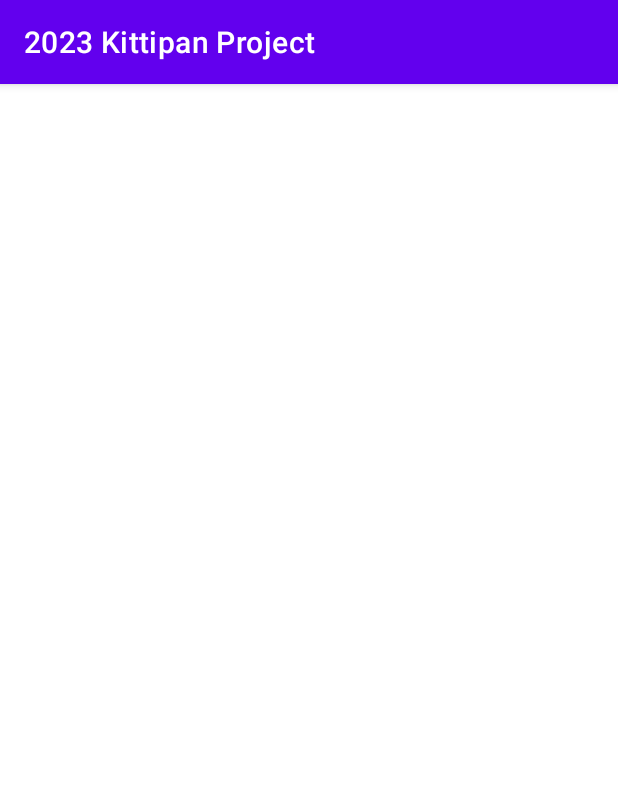
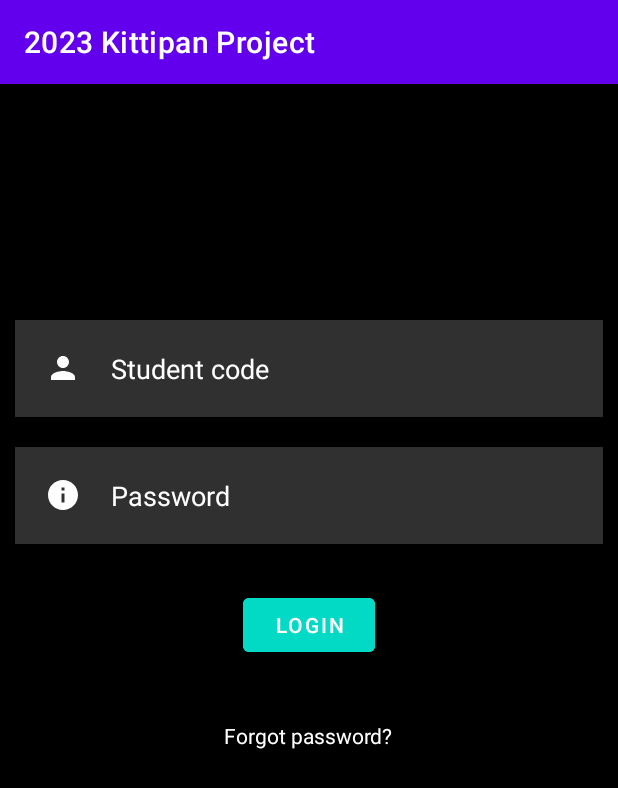
Before and after one commit to Sest0boy/project1, an Android app: the Inforlogin screen opened directly, with no data from a screen before it, on a phone screen of 412 x 824 dp. Shown: the top 788 px of the screen. Run offline under Robolectric (Android 15) with nearby library versions, the phone set to English and light mode, and no system bars.

Commit message:
Project_one

```diff
--- a/app/src/main/AndroidManifest.xml
+++ b/app/src/main/AndroidManifest.xml
@@ -12,6 +12,13 @@
         android:supportsRtl="true"
         android:theme="@style/Theme.Projectt"
         tools:targetApi="31">
+        <activity
+            android:name=".InformationMain"
+            android:exported="false">
+            <meta-data
+                android:name="android.app.lib_name"
+                android:value="" />
+        </activity>
         <activity
             android:name=".Inforlogin"
             android:exported="false">
--- a/app/src/main/java/com/example/projectt/Inforlogin.java
+++ b/app/src/main/java/com/example/projectt/Inforlogin.java
@@ -3,6 +3,11 @@ package com.example.projectt;
 import androidx.appcompat.app.AppCompatActivity;
 
 import android.os.Bundle;
+import android.view.View;
+import android.widget.TextView;
+import android.widget.Toast;
+
+import com.google.android.material.button.MaterialButton;
 
 public class Inforlogin extends AppCompatActivity {
 
@@ -10,5 +15,24 @@ public class Inforlogin extends AppCompatActivity {
     protected void onCreate(Bundle savedInstanceState) {
         super.onCreate(savedInstanceState);
         setContentView(R.layout.activity_inforlogin);
+
+        TextView username =(TextView) findViewById(R.id.username);
+        TextView password =(TextView) findViewById(R.id.password);
+
+        MaterialButton loginbtn = (MaterialButton) findViewById(R.id.loginbtn);
+
+        //admin and admin
+
+        loginbtn.setOnClickListener(new View.OnClickListener() {
+            @Override
+            public void onClick(View v) {
+                if(username.getText().toString().equals("admin") && password.getText().toString().equals("admin")){
+                    //correct
+                    Toast.makeText(Inforlogin.this,"LOGIN SUCCESSFUL",Toast.LENGTH_SHORT).show();
+                }else
+                    //incorrect
+                    Toast.makeText(Inforlogin.this,"LOGIN FAILED !!!",Toast.LENGTH_SHORT).show();
+            }
+        });
     }
 }
--- /dev/null
+++ b/app/src/main/java/com/example/projectt/InformationMain.java
@@ -0,0 +1,14 @@
+package com.example.projectt;
+
+import androidx.appcompat.app.AppCompatActivity;
+
+import android.os.Bundle;
+
+public class InformationMain extends AppCompatActivity {
+
+    @Override
+    protected void onCreate(Bundle savedInstanceState) {
+        super.onCreate(savedInstanceState);
+        setContentView(R.layout.activity_information_main);
+    }
+}
--- /dev/null
+++ b/app/src/main/res/drawable/ic_baseline_info_24.xml
@@ -0,0 +1,5 @@
+<vector android:height="24dp" android:tint="#FFFFFF"
+    android:viewportHeight="24" android:viewportWidth="24"
+    android:width="24dp" xmlns:android="http://schemas.android.com/apk/res/android">
+    <path android:fillColor="@android:color/white" android:pathData="M12,2C6.48,2 2,6.48 2,12s4.48,10 10,10 10,-4.48 10,-10S17.52,2 12,2zM13,17h-2v-6h2v6zM13,9h-2L11,7h2v2z"/>
+</vector>
--- a/app/src/main/res/layout/activity_inforlogin.xml
+++ b/app/src/main/res/layout/activity_inforlogin.xml
@@ -1,9 +1,74 @@
 <?xml version="1.0" encoding="utf-8"?>
-<androidx.constraintlayout.widget.ConstraintLayout xmlns:android="http://schemas.android.com/apk/res/android"
+<RelativeLayout xmlns:android="http://schemas.android.com/apk/res/android"
     xmlns:app="http://schemas.android.com/apk/res-auto"
     xmlns:tools="http://schemas.android.com/tools"
     android:layout_width="match_parent"
     android:layout_height="match_parent"
+    android:background="@color/black"
     tools:context=".Inforlogin">
 
-</androidx.constraintlayout.widget.ConstraintLayout>
+    <TextView
+        android:layout_width="match_parent"
+        android:layout_height="wrap_content"
+        android:id="@+id/signin"
+        android:text="Sign in"
+        android:textColor="@color/black"
+        android:textSize="35dp"
+        android:textStyle="bold"
+        android:layout_margin="50dp"
+        android:gravity="center"/>
+
+    <EditText
+        android:layout_width="match_parent"
+        android:layout_height="wrap_content"
+        android:id="@+id/username"
+        android:layout_below="@id/signin"
+        android:background="#30ffffff"
+        android:hint="Student code"
+        android:textColorHint="@color/white"
+        android:textColor="@color/white"
+        android:layout_margin="10dp"
+        android:padding="20dp"
+        android:drawableLeft="@drawable/ic_baseline_person"
+        android:drawablePadding="20dp"/>
+
+    <EditText
+        android:id="@+id/password"
+        android:layout_width="match_parent"
+        android:layout_height="wrap_content"
+        android:layout_below="@id/username"
+        android:layout_marginStart="10dp"
+        android:layout_marginTop="10dp"
+        android:layout_marginEnd="10dp"
+        android:layout_marginBottom="10dp"
+        android:background="#30ffffff"
+        android:drawableLeft="@drawable/ic_baseline_info_24"
+        android:drawablePadding="20dp"
+        android:hint="Password"
+        android:inputType="textPassword"
+        android:padding="20dp"
+        android:textColor="@color/white"
+        android:textColorHint="@color/white" />
+
+    <com.google.android.material.button.MaterialButton
+        android:layout_width="wrap_content"
+        android:layout_height="wrap_content"
+        android:id="@+id/loginbtn"
+        android:layout_below="@id/password"
+        android:text="LOGIN"
+        android:backgroundTint="@color/design_default_color_secondary"
+        android:layout_centerHorizontal="true"
+        android:layout_margin="20dp"
+        android:onClick="NextPage2"
+        />
+
+    <TextView
+        android:layout_width="wrap_content"
+        android:layout_height="wrap_content"
+        android:id="@+id/forgotpass"
+        android:layout_below="@id/loginbtn"
+        android:text="Forgot password?"
+        android:textColor="@color/white"
+        android:layout_centerHorizontal="true"
+        android:layout_margin="20dp"/>
+</RelativeLayout>
--- /dev/null
+++ b/app/src/main/res/layout/activity_information_main.xml
@@ -0,0 +1,9 @@
+<?xml version="1.0" encoding="utf-8"?>
+<androidx.constraintlayout.widget.ConstraintLayout xmlns:android="http://schemas.android.com/apk/res/android"
+    xmlns:app="http://schemas.android.com/apk/res-auto"
+    xmlns:tools="http://schemas.android.com/tools"
+    android:layout_width="match_parent"
+    android:layout_height="match_parent"
+    tools:context=".InformationMain">
+
+</androidx.constraintlayout.widget.ConstraintLayout>
```
